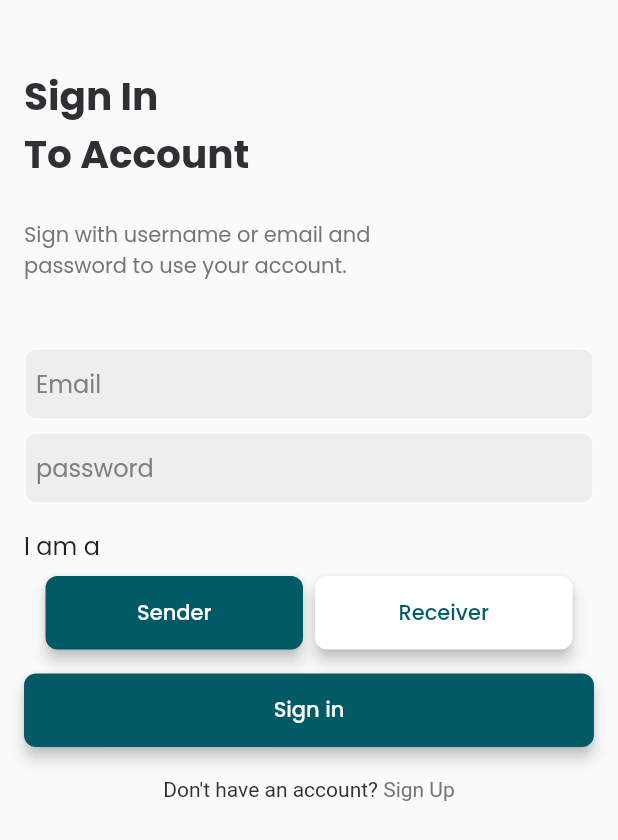
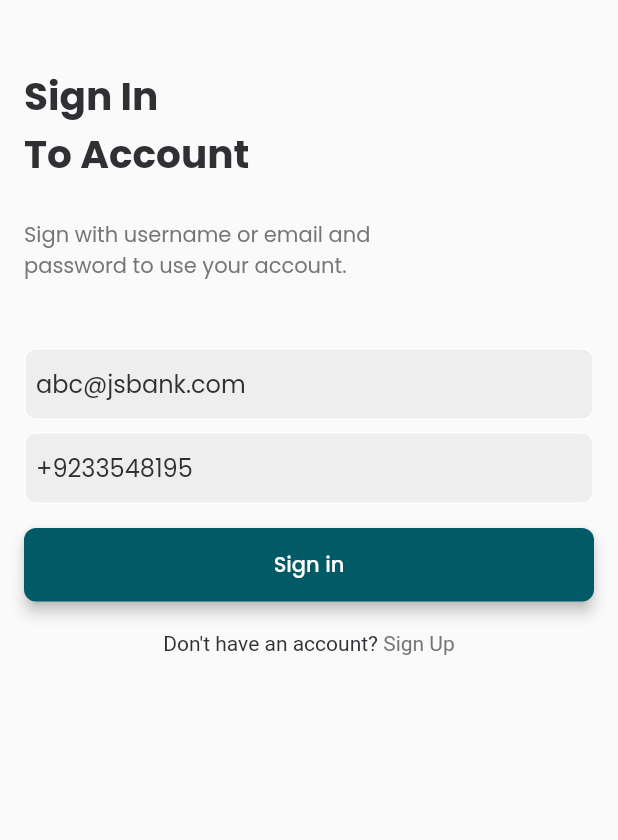
Before and after one commit to FaazAbidi/gharpay, a Flutter app: the MBSignInScreen screen opened directly, on a phone screen of 412 x 824 dp. Shown: the top 840 px of the screen. Run offline on Flutter 3.47's test engine with Material 2 defaults, Android fonts, the phone set to English and light mode, and no system bars; drawn by our look-alikes of nb_utils; our stand-ins replace country_code_picker, fl_chart, flutter_spinkit, flutter_svg, flutter_vector_icons, google_maps_flutter and 4 more; statements that could not run were skipped.

Commit message:
login improv

```diff
--- a/lib/backendApiSimulation.dart
+++ b/lib/backendApiSimulation.dart
@@ -91,7 +91,7 @@ class User {
 
 class NetworkProvider {
   static Future<void> delay() async {
-    await Future.delayed(Duration(seconds: 2));
+    await Future.delayed(Duration(seconds: 4));
   }
 
   static Future<void> login(String email, String password) async {
--- a/lib/screens/MBSignInScreen.dart
+++ b/lib/screens/MBSignInScreen.dart
@@ -16,7 +16,7 @@ class MBSignInScreen extends StatefulWidget {
 
 class MBSignInScreenState extends State<MBSignInScreen> {
   TextEditingController emailController = TextEditingController();
-  TextEditingController passwordController = TextEditingController();
+  TextEditingController phoneController = TextEditingController();
 
   FocusNode focusNodeEmail = FocusNode();
   FocusNode focusNodePassWord = FocusNode();
@@ -27,12 +27,14 @@ class MBSignInScreenState extends State<MBSignInScreen> {
   void dispose() {
     super.dispose();
     focusNodeEmail.dispose();
-    passwordController.dispose();
+    phoneController.dispose();
   }
 
   @override
   void initState() {
     super.initState();
+    emailController.text = "abc@jsbank.com";
+    phoneController.text = "+9233548195";
     init();
   }
 
@@ -70,77 +72,10 @@ class MBSignInScreenState extends State<MBSignInScreen> {
                 ),
                 8.height,
                 textFieldWidget(
-                  hintText: 'password',
-                  controller: passwordController,
-                  textFieldType: TextFieldType.NAME,
+                  hintText: 'Phone',
+                  controller: phoneController,
+                  textFieldType: TextFieldType.PHONE,
                   focusNode: focusNodePassWord,
-                ),
-                16.height,
-                Row(
-                  mainAxisAlignment: MainAxisAlignment.start,
-                  children: [
-                    Text("I am a",
-                      style: TextStyle(
-                          fontSize: 16
-                      ),
-                    ),
-                  ],
-                ),
-                8.height,
-                Row(
-                  mainAxisAlignment: MainAxisAlignment.center,
-                  children: [
-                    AppButton(
-                      textStyle: TextStyle(color: isSender ? Colors.white : appPrimaryColor),
-                      textColor: isSender ? Colors.white : appPrimaryColor,
-                      text: "Sender",
-                      onTap: () {
-                        setState(() {
-                          isSender = true;
-                          isReceiver = false;
-                        });
-                      },
-                      color: isSender ? appPrimaryColor: Colors.white,
-                      width: context.width()/2.4,
-                      shapeBorder: RoundedRectangleBorder(borderRadius: BorderRadius.all(Radius.circular(8))),
-                    ),
-                    8.width,
-                    AppButton(
-                      textStyle: TextStyle(color: isReceiver ? Colors.white : appPrimaryColor),
-                      textColor: isReceiver ? Colors.white : appPrimaryColor,
-                      text: "Receiver",
-                      onTap: () {
-                        setState(() {
-                          isSender = false;
-                          isReceiver = true;
-                        });
-                      },
-                      color: isReceiver ? appPrimaryColor : Colors.white,
-                      width: context.width()/2.4,
-                      shapeBorder: RoundedRectangleBorder(borderRadius: BorderRadius.all(Radius.circular(8))),
-                    ),
-                  ],
-                ),
-
-                Offstage(
-                  offstage: isSender,
-                  child: Column(
-                    children: [
-                      textFieldWidget(
-                        hintText: 'CNIC',
-                        textFieldType: TextFieldType.EMAIL,
-                        focusNode: focusNodeEmail,
-                      ),
-                      8.height,
-                      textFieldWidget(
-                        hintText: 'Phone number',
-                        // controller: emailController,
-                        textFieldType: TextFieldType.EMAIL,
-                        focusNode: focusNodeEmail,
-                      ),
-                    ],
-                  ),
-
                 ),
                 16.height,
                 AppButton(
@@ -148,7 +83,10 @@ class MBSignInScreenState extends State<MBSignInScreen> {
                   textColor: Colors.white,
                   text: "Sign in",
                   onTap: () {
-                    MBVerifyAccountScreen().launch(context);
+                    MBVerifyAccountScreen(
+                      email: emailController.text,
+                      phone: phoneController.text,
+                    ).launch(context);
                   },
                   color: appPrimaryColor,
                   width: context.width(),
--- a/lib/screens/MBWalkThroughScreen.dart
+++ b/lib/screens/MBWalkThroughScreen.dart
@@ -133,7 +133,7 @@ class MBWalkThroughScreenState extends State<MBWalkThroughScreen> with AfterLayo
                       MBSignInScreen().launch(context);
                     } else {
                       finish(context);
-                      MBDashBoardScreen().launch(context);
+                      MBSignInScreen().launch(context);
                     }
                   }),
                   16.height,
--- a/pubspec.yaml
+++ b/pubspec.yaml
@@ -38,6 +38,7 @@ dependencies:
   pin_code_fields: ^6.0.1
   flutter_vector_icons: 1.0.0
   flutter_svg: ^0.22.0
+  flutter_spinkit: ^5.1.0
   rflutter_alert: ^2.0.4
 
 dev_dependencies:
```
Also changed, not shown: lib/screens/MBVerifyAccountScreen.dart (+45 -18 lines), pubspec.lock.
